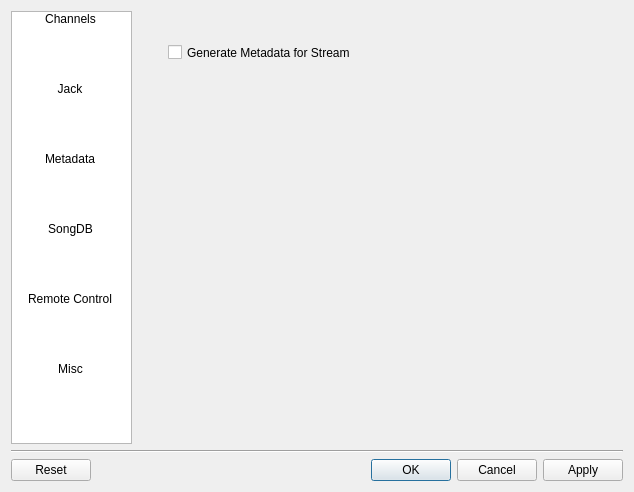
Before: the Qt Designer form src/dialogs/uis/settingsdialog.ui in jan-lugfl/RadioMixer, drawn with Qt 5.
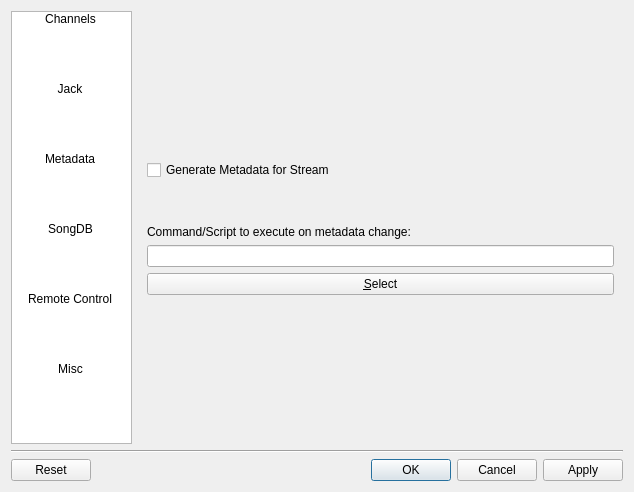
After: the same form once the commit is applied. The open tabs and pages were chosen to show the change. Icons and pictures are not drawn.

Commit message: - metadata settings can now be altered in the settings dialog

What changed in the file:
```diff
--- a/src/dialogs/uis/settingsdialog.ui
+++ b/src/dialogs/uis/settingsdialog.ui
@@ -394,19 +394,75 @@
         </layout>
        </widget>
        <widget class="QWidget" name="metadata">
-        <widget class="QCheckBox" name="checkBox">
-         <property name="geometry">
-          <rect>
-           <x>30</x>
-           <y>30</y>
-           <width>311</width>
-           <height>23</height>
-          </rect>
-         </property>
-         <property name="text">
-          <string>Generate Metadata for Stream</string>
-         </property>
-        </widget>
+        <layout class="QGridLayout" name="gridLayout_8">
+         <item row="0" column="0">
+          <spacer name="verticalSpacer_7">
+           <property name="orientation">
+            <enum>Qt::Vertical</enum>
+           </property>
+           <property name="sizeHint" stdset="0">
+            <size>
+             <width>20</width>
+             <height>140</height>
+            </size>
+           </property>
+          </spacer>
+         </item>
+         <item row="1" column="0">
+          <layout class="QVBoxLayout" name="verticalLayout_2">
+           <item>
+            <widget class="QCheckBox" name="meta_enable">
+             <property name="text">
+              <string>Generate Metadata for Stream</string>
+             </property>
+            </widget>
+           </item>
+           <item>
+            <spacer name="verticalSpacer_5">
+             <property name="orientation">
+              <enum>Qt::Vertical</enum>
+             </property>
+             <property name="sizeHint" stdset="0">
+              <size>
+               <width>20</width>
+               <height>40</height>
+              </size>
+             </property>
+            </spacer>
+           </item>
+           <item>
+            <widget class="QLabel" name="label_14">
+             <property name="text">
+              <string>Command/Script to execute on metadata change:</string>
+             </property>
+            </widget>
+           </item>
+           <item>
+            <widget class="QLineEdit" name="meta_script"/>
+           </item>
+           <item>
+            <widget class="QPushButton" name="select_script">
+             <property name="text">
+              <string>&amp;Select</string>
+             </property>
+            </widget>
+           </item>
+          </layout>
+         </item>
+         <item row="2" column="0">
+          <spacer name="verticalSpacer_6">
+           <property name="orientation">
+            <enum>Qt::Vertical</enum>
+           </property>
+           <property name="sizeHint" stdset="0">
+            <size>
+             <width>20</width>
+             <height>140</height>
+            </size>
+           </property>
+          </spacer>
+         </item>
+        </layout>
        </widget>
        <widget class="QWidget" name="songdb">
         <layout class="QGridLayout" name="gridLayout_6">
```
Left out of the diff: 2 changed lines with no effect on the pictures. The commit also changes 2 other files.
